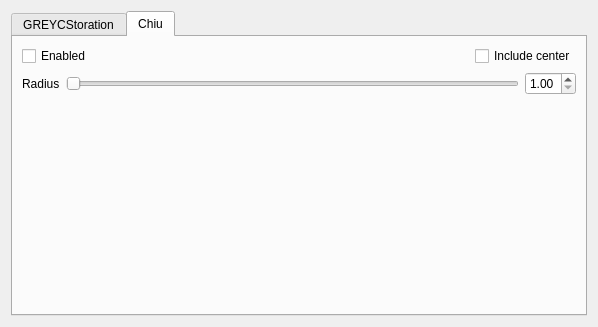
Above: qtgui/noisereduction.ui from sungsoo/luxrender-lux before the change. Below: the same form after it.
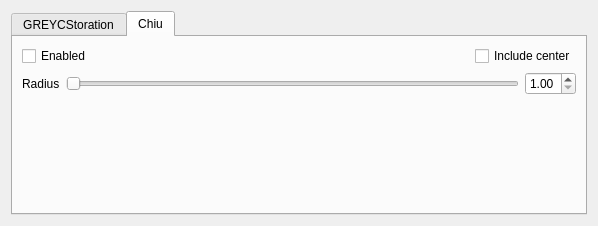
That is the form after the change. The open tabs and pages were chosen to show the change.

Commit message: Fixed typo in noisereduction widget, adjusted more spacer issues in panes

```diff
--- a/qtgui/noisereduction.ui
+++ b/qtgui/noisereduction.ui
@@ -7,7 +7,7 @@
     <x>0</x>
     <y>0</y>
     <width>598</width>
-    <height>243</height>
+    <height>226</height>
    </rect>
   </property>
   <property name="windowTitle">
@@ -629,7 +629,7 @@
          <property name="sizeHint" stdset="0">
           <size>
            <width>0</width>
-           <height>208</height>
+           <height>0</height>
           </size>
          </property>
         </spacer>
```
Left out of the diff: 2 changed lines with no effect on the pictures. The commit also changes 1 other file.
